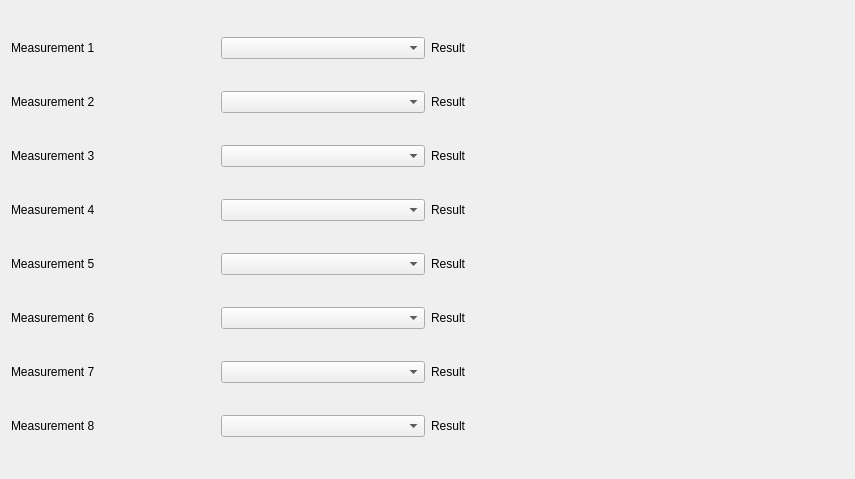
The window that src/tgconf_scope/panels/measurements.ui (MaxIV-KitsControls/app-maxiv-scope) describes before a commit, drawn with Qt 5.
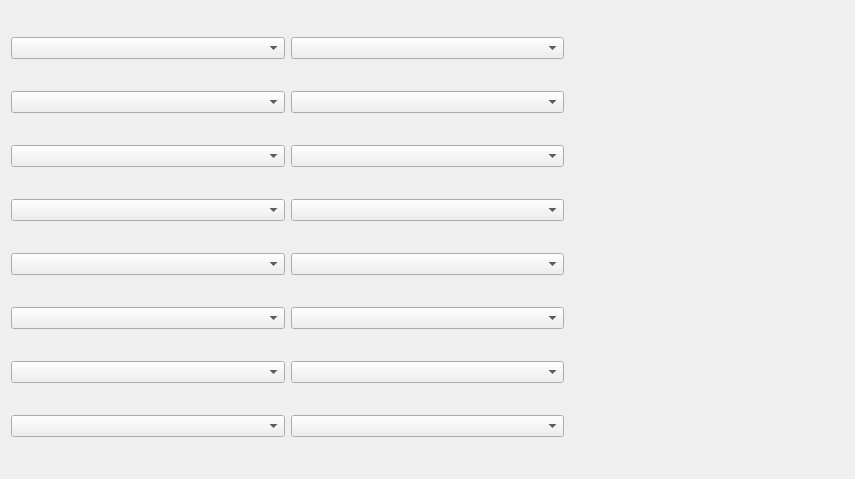
The same window after the commit. Custom widgets are drawn as their Qt base class.

Commit message: various UI work, not quite finished but working

Diff of the .ui file:
```diff
--- a/src/tgconf_scope/panels/measurements.ui
+++ b/src/tgconf_scope/panels/measurements.ui
@@ -14,166 +14,142 @@
    <string>Form</string>
   </property>
   <layout class="QGridLayout" name="gridLayout">
-   <item row="0" column="0">
-    <widget class="QLabel" name="labelMeas1">
-     <property name="text">
-      <string>Measurement 1</string>
-     </property>
-    </widget>
-   </item>
-   <item row="0" column="1">
-    <widget class="TaurusAttrListComboBox" name="taurusAttrListComboBox_1"/>
-   </item>
-   <item row="0" column="2">
-    <widget class="QLabel" name="labelRes1">
-     <property name="text">
-      <string>Result</string>
-     </property>
-    </widget>
-   </item>
-   <item row="0" column="3">
-    <widget class="TaurusLabel" name="taurusLabelVal1"/>
-   </item>
-   <item row="1" column="0">
-    <widget class="QLabel" name="labelMeas2">
-     <property name="text">
-      <string>Measurement 2</string>
-     </property>
-    </widget>
-   </item>
    <item row="1" column="1">
-    <widget class="TaurusAttrListComboBox" name="taurusAttrListComboBox_2"/>
+    <widget class="TaurusValueComboBox" name="configMeasurement2">
+     <property name="autoApply">
+      <bool>true</bool>
+     </property>
+    </widget>
    </item>
    <item row="1" column="2">
-    <widget class="QLabel" name="labelRes2">
-     <property name="text">
-      <string>Result</string>
-     </property>
-    </widget>
-   </item>
-   <item row="1" column="3">
     <widget class="TaurusLabel" name="taurusLabelVal2"/>
    </item>
-   <item row="2" column="0">
-    <widget class="QLabel" name="labelMeas3">
-     <property name="text">
-      <string>Measurement 3</string>
+   <item row="0" column="2">
+    <widget class="TaurusLabel" name="taurusLabelVal1"/>
+   </item>
+   <item row="1" column="0">
+    <widget class="TaurusValueComboBox" name="sourceMeasurement2">
+     <property name="autoApply">
+      <bool>true</bool>
      </property>
     </widget>
    </item>
-   <item row="2" column="1">
-    <widget class="TaurusAttrListComboBox" name="taurusAttrListComboBox_3"/>
-   </item>
    <item row="2" column="2">
-    <widget class="QLabel" name="labelRes3">
-     <property name="text">
-      <string>Result</string>
-     </property>
-    </widget>
-   </item>
-   <item row="2" column="3">
     <widget class="TaurusLabel" name="taurusLabelVal3"/>
    </item>
-   <item row="3" column="0">
-    <widget class="QLabel" name="labelMeas4">
-     <property name="text">
-      <string>Measurement 4</string>
-     </property>
-    </widget>
-   </item>
-   <item row="3" column="1">
-    <widget class="TaurusAttrListComboBox" name="taurusAttrListComboBox_4"/>
-   </item>
    <item row="3" column="2">
-    <widget class="QLabel" name="labelRes4">
-     <property name="text">
-      <string>Result</string>
-     </property>
-    </widget>
-   </item>
-   <item row="3" column="3">
     <widget class="TaurusLabel" name="taurusLabelVal4"/>
    </item>
-   <item row="4" column="0">
-    <widget class="QLabel" name="labelMeas5">
-     <property name="text">
-      <string>Measurement 5</string>
-     </property>
-    </widget>
-   </item>
-   <item row="4" column="1">
-    <widget class="TaurusAttrListComboBox" name="taurusAttrListComboBox_5"/>
-   </item>
    <item row="4" column="2">
-    <widget class="QLabel" name="labelRes5">
-     <property name="text">
-      <string>Result</string>
-     </property>
-    </widget>
-   </item>
-   <item row="4" column="3">
     <widget class="TaurusLabel" name="taurusLabelVal5"/>
    </item>
-   <item row="5" column="0">
-    <widget class="QLabel" name="labelMeas6">
-     <property name="text">
-      <string>Measurement 6</string>
-     </property>
-    </widget>
-   </item>
-   <item row="5" column="1">
-    <widget class="TaurusAttrListComboBox" name="taurusAttrListComboBox_6"/>
-   </item>
    <item row="5" column="2">
-    <widget class="QLabel" name="labelRes6">
-     <property name="text">
-      <string>Result</string>
-     </property>
-    </widget>
-   </item>
-   <item row="5" column="3">
     <widget class="TaurusLabel" name="taurusLabelVal6"/>
    </item>
-   <item row="6" column="0">
-    <widget class="QLabel" name="labelMeas7">
-     <property name="text">
-      <string>Measurement 7</string>
-     </property>
-    </widget>
-   </item>
-   <item row="6" column="1">
-    <widget class="TaurusAttrListComboBox" name="taurusAttrListComboBox_7"/>
-   </item>
    <item row="6" column="2">
-    <widget class="QLabel" name="labelRes7">
-     <property name="text">
-      <string>Result</string>
-     </property>
-    </widget>
-   </item>
-   <item row="6" column="3">
     <widget class="TaurusLabel" name="taurusLabelVal7"/>
    </item>
-   <item row="7" column="0">
-    <widget class="QLabel" name="labelMeas8">
-     <property name="text">
-      <string>Measurement 8</string>
-     </property>
-    </widget>
-   </item>
-   <item row="7" column="1">
-    <widget class="TaurusAttrListComboBox" name="taurusAttrListComboBox_8"/>
-   </item>
    <item row="7" column="2">
-    <widget class="QLabel" name="labelRes8">
-     <property name="text">
-      <string>Result</string>
-     </property>
-    </widget>
-   </item>
-   <item row="7" column="3">
     <widget class="TaurusLabel" name="taurusLabelVal8"/>
    </item>
+   <item row="3" column="1">
+    <widget class="TaurusValueComboBox" name="configMeasurement4">
+     <property name="autoApply">
+      <bool>true</bool>
+     </property>
+    </widget>
+   </item>
+   <item row="6" column="1">
+    <widget class="TaurusValueComboBox" name="configMeasurement7">
+     <property name="autoApply">
+      <bool>true</bool>
+     </property>
+    </widget>
+   </item>
+   <item row="2" column="1">
+    <widget class="TaurusValueComboBox" name="configMeasurement3">
+     <property name="autoApply">
+      <bool>true</bool>
+     </property>
+    </widget>
+   </item>
+   <item row="4" column="1">
+    <widget class="TaurusValueComboBox" name="configMeasurement5">
+     <property name="autoApply">
+      <bool>true</bool>
+     </property>
+    </widget>
+   </item>
+   <item row="4" column="0">
+    <widget class="TaurusValueComboBox" name="sourceMeasurement5">
+     <property name="autoApply">
+      <bool>true</bool>
+     </property>
+    </widget>
+   </item>
+   <item row="5" column="0">
+    <widget class="TaurusValueComboBox" name="sourceMeasurement6">
+     <property name="autoApply">
+      <bool>true</bool>
+     </property>
+    </widget>
+   </item>
+   <item row="7" column="1">
+    <widget class="TaurusValueComboBox" name="configMeasurement8">
+     <property name="autoApply">
+      <bool>true</bool>
+     </property>
+    </widget>
+   </item>
+   <item row="6" column="0">
+    <widget class="TaurusValueComboBox" name="sourceMeasurement7">
+     <property name="autoApply">
+      <bool>true</bool>
+     </property>
+    </widget>
+   </item>
+   <item row="7" column="0">
+    <widget class="TaurusValueComboBox" name="sourceMeasurement8">
+     <property name="autoApply">
+      <bool>true</bool>
+     </property>
+    </widget>
+   </item>
+   <item row="2" column="0">
+    <widget class="TaurusValueComboBox" name="sourceMeasurement3">
+     <property name="autoApply">
+      <bool>true</bool>
+     </property>
+    </widget>
+   </item>
+   <item row="0" column="0">
+    <widget class="TaurusValueComboBox" name="sourceMeasurement1">
+     <property name="autoApply">
+      <bool>true</bool>
+     </property>
+    </widget>
+   </item>
+   <item row="3" column="0">
+    <widget class="TaurusValueComboBox" name="sourceMeasurement4">
+     <property name="autoApply">
+      <bool>true</bool>
+     </property>
+    </widget>
+   </item>
+   <item row="0" column="1">
+    <widget class="TaurusValueComboBox" name="configMeasurement1">
+     <property name="autoApply">
+      <bool>true</bool>
+     </property>
+    </widget>
+   </item>
+   <item row="5" column="1">
+    <widget class="TaurusValueComboBox" name="configMeasurement6">
+     <property name="autoApply">
+      <bool>true</bool>
+     </property>
+    </widget>
+   </item>
   </layout>
  </widget>
  <customwidgets>
@@ -183,7 +159,7 @@
    <header>taurus.qt.qtgui.display</header>
   </customwidget>
   <customwidget>
-   <class>TaurusAttrListComboBox</class>
+   <class>TaurusValueComboBox</class>
    <extends>QComboBox</extends>
    <header>taurus.qt.qtgui.input</header>
   </customwidget>
```
The commit also changes 7 other files.
